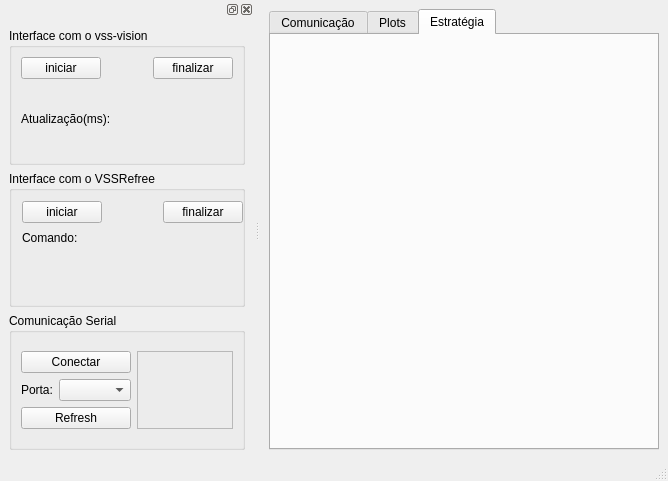
Before: the Qt Designer form mainwindow.ui in rodrigopassoss/LambeSujo_Client, drawn with Qt 5.
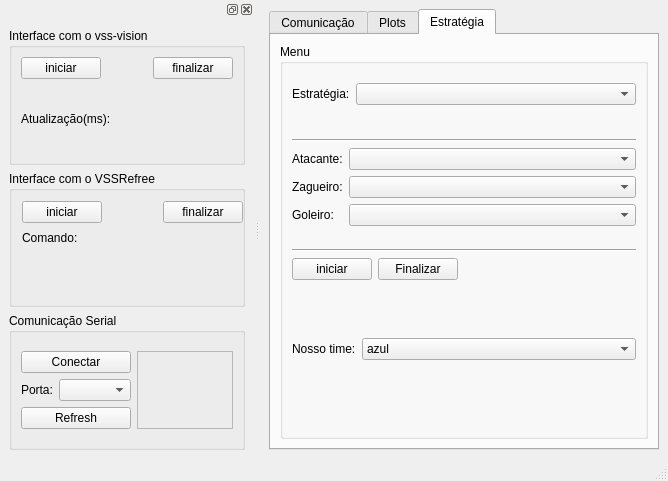
After: the same form once the commit is applied. The open tabs and pages were chosen to show the change. Icons and pictures are not drawn. Custom widgets are drawn as their Qt base class.

Diff of the .ui file:
```diff
--- a/mainwindow.ui
+++ b/mainwindow.ui
@@ -368,6 +368,186 @@
        <attribute name="title">
         <string>Estratégia</string>
        </attribute>
+       <layout class="QGridLayout" name="gridLayout_35">
+        <item row="0" column="0">
+         <widget class="QGroupBox" name="groupBox_5">
+          <property name="title">
+           <string>Menu </string>
+          </property>
+          <layout class="QGridLayout" name="gridLayout_34">
+           <item row="0" column="0">
+            <layout class="QGridLayout" name="gridLayout_33">
+             <item row="0" column="0">
+              <layout class="QGridLayout" name="gridLayout_32">
+               <item row="0" column="0">
+                <layout class="QGridLayout" name="gridLayout_25">
+                 <item row="0" column="0">
+                  <layout class="QGridLayout" name="gridLayout_22">
+                   <item row="0" column="0">
+                    <widget class="QLabel" name="label_12">
+                     <property name="text">
+                      <string>Estratégia:</string>
+                     </property>
+                    </widget>
+                   </item>
+                   <item row="0" column="1">
+                    <widget class="QComboBox" name="sel_estrategia"/>
+                   </item>
+                   <item row="1" column="1">
+                    <spacer name="horizontalSpacer_9">
+                     <property name="orientation">
+                      <enum>Qt::Horizontal</enum>
+                     </property>
+                     <property name="sizeHint" stdset="0">
+                      <size>
+                       <width>186</width>
+                       <height>17</height>
+                      </size>
+                     </property>
+                    </spacer>
+                   </item>
+                  </layout>
+                 </item>
+                 <item row="1" column="0">
+                  <widget class="Line" name="line">
+                   <property name="orientation">
+                    <enum>Qt::Horizontal</enum>
+                   </property>
+                  </widget>
+                 </item>
+                </layout>
+               </item>
+               <item row="1" column="0">
+                <layout class="QGridLayout" name="gridLayout_21">
+                 <item row="0" column="0">
+                  <widget class="QLabel" name="label_13">
+                   <property name="text">
+                    <string>Atacante:</string>
+                   </property>
+                  </widget>
+                 </item>
+                 <item row="0" column="1">
+                  <widget class="QComboBox" name="sel_atacante"/>
+                 </item>
+                 <item row="1" column="0">
+                  <widget class="QLabel" name="label_14">
+                   <property name="text">
+                    <string>Zagueiro:</string>
+                   </property>
+                  </widget>
+                 </item>
+                 <item row="1" column="1">
+                  <widget class="QComboBox" name="sel_zagueiro"/>
+                 </item>
+                 <item row="2" column="0">
+                  <widget class="QLabel" name="label_15">
+                   <property name="text">
+                    <string>Goleiro:</string>
+                   </property>
+                  </widget>
+                 </item>
+                 <item row="2" column="1">
+                  <widget class="QComboBox" name="sel_goleiro"/>
+                 </item>
+                 <item row="3" column="1">
+                  <spacer name="horizontalSpacer_5">
+                   <property name="orientation">
+                    <enum>Qt::Horizontal</enum>
+                   </property>
+                   <property name="sizeHint" stdset="0">
+                    <size>
+                     <width>186</width>
+                     <height>17</height>
+                    </size>
+                   </property>
+                  </spacer>
+                 </item>
+                </layout>
+               </item>
+              </layout>
+             </item>
+             <item row="1" column="0">
+              <widget class="Line" name="line_2">
+               <property name="orientation">
+                <enum>Qt::Horizontal</enum>
+               </property>
+              </widget>
+             </item>
+             <item row="2" column="0">
+              <layout class="QGridLayout" name="gridLayout_24">
+               <item row="0" column="0">
+                <widget class="QPushButton" name="iniciar_3">
+                 <property name="text">
+                  <string>iniciar</string>
+                 </property>
+                </widget>
+               </item>
+               <item row="0" column="1">
+                <widget class="QPushButton" name="finalizar_3">
+                 <property name="text">
+                  <string>Finalizar</string>
+                 </property>
+                </widget>
+               </item>
+               <item row="0" column="2">
+                <spacer name="horizontalSpacer_8">
+                 <property name="orientation">
+                  <enum>Qt::Horizontal</enum>
+                 </property>
+                 <property name="sizeHint" stdset="0">
+                  <size>
+                   <width>40</width>
+                   <height>20</height>
+                  </size>
+                 </property>
+                </spacer>
+               </item>
+               <item row="1" column="0" colspan="3">
+                <layout class="QGridLayout" name="gridLayout_20">
+                 <item row="0" column="0">
+                  <widget class="QLabel" name="label_11">
+                   <property name="text">
+                    <string>Nosso time:</string>
+                   </property>
+                  </widget>
+                 </item>
+                 <item row="0" column="1">
+                  <widget class="QComboBox" name="comboBox">
+                   <item>
+                    <property name="text">
+                     <string>azul</string>
+                    </property>
+                   </item>
+                   <item>
+                    <property name="text">
+                     <string>amarelo</string>
+                    </property>
+                   </item>
+                  </widget>
+                 </item>
+                 <item row="1" column="1">
+                  <spacer name="horizontalSpacer_7">
+                   <property name="orientation">
+                    <enum>Qt::Horizontal</enum>
+                   </property>
+                   <property name="sizeHint" stdset="0">
+                    <size>
+                     <width>183</width>
+                     <height>14</height>
+                    </size>
+                   </property>
+                  </spacer>
+                 </item>
+                </layout>
+               </item>
+              </layout>
+             </item>
+            </layout>
+           </item>
+          </layout>
+         </widget>
+        </item>
+       </layout>
       </widget>
      </widget>
     </item>
```
Left out of the diff: 2 changed lines with no effect on the pictures.
